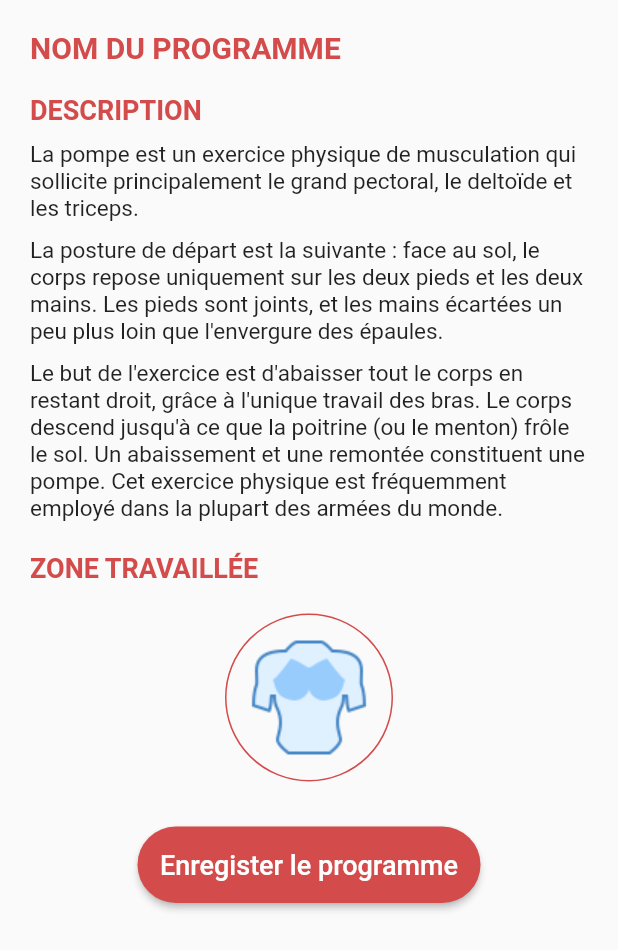
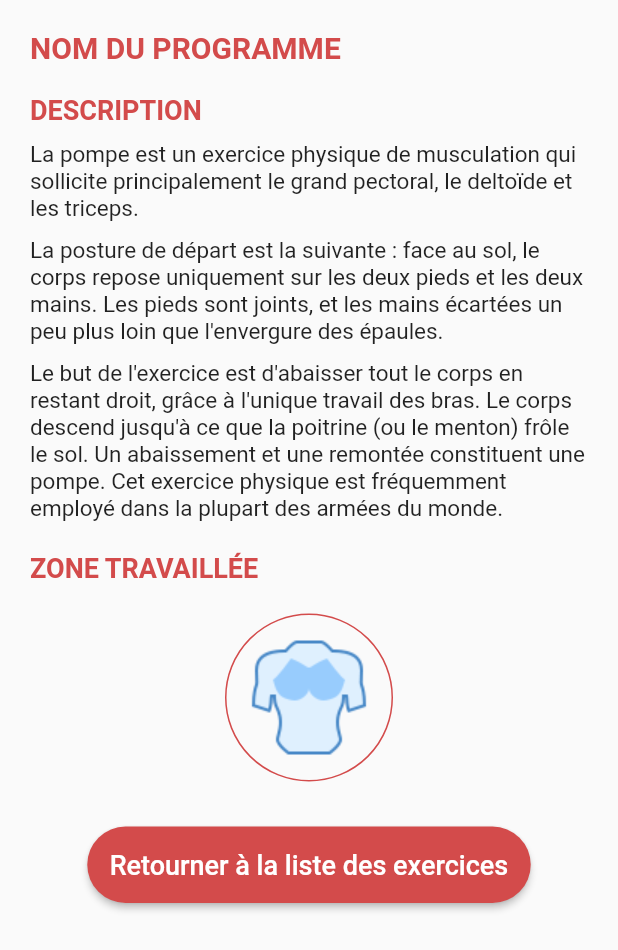
Before and after one commit to MarvinLem/phoenyx_gym, a Flutter app: the Exercice widget shown alone on an empty page, opened directly, on a phone screen of 412 x 824 dp. Shown: the top 950 px of the screen. Run offline on Flutter 3.47's test engine with Material 2 defaults, Android fonts, the phone set to English and light mode, and no system bars.

```diff
--- a/lib/exercice.dart
+++ b/lib/exercice.dart
@@ -113,8 +113,8 @@ class Exercice extends StatelessWidget {
         children: [
           Container(
             child: RaisedButton(
-                onPressed: () => pageSelected("Training"),
-                child: Text('Enregister le programme',
+                onPressed: () => pageSelected("createExercice"),
+                child: Text('Retourner à la liste des exercices',
                     style: TextStyle(fontSize: 18)),
                 textColor: Colors.white,
                 padding: const EdgeInsets.all(15),
```
Also changed, not shown: 2 other files.
